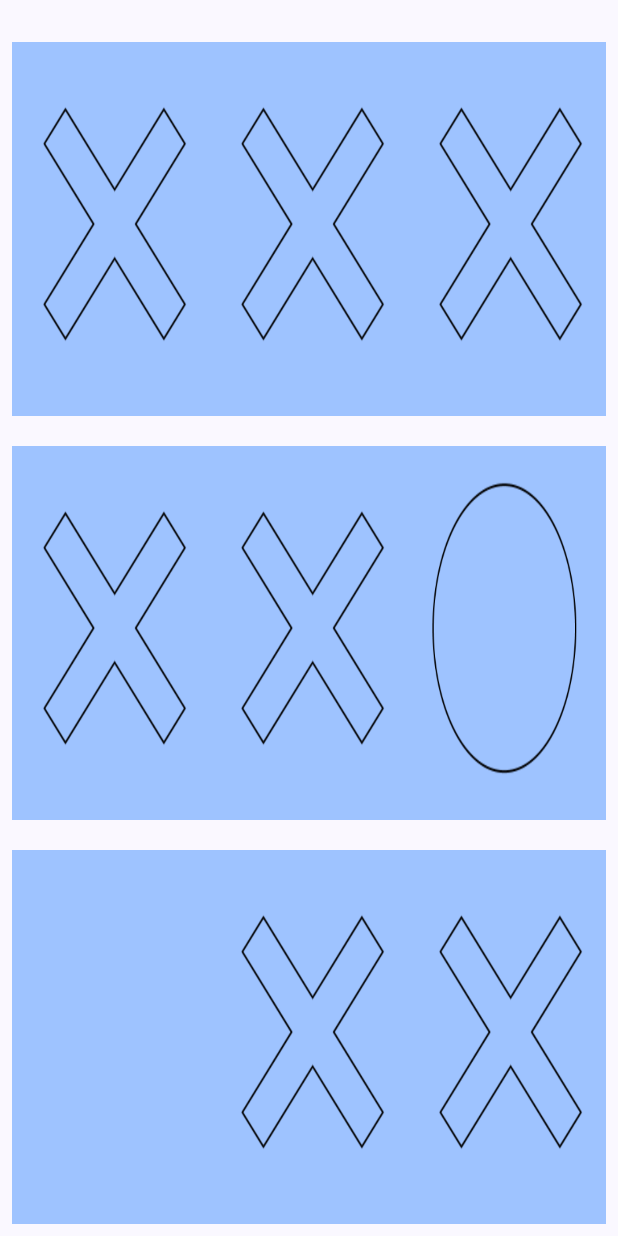
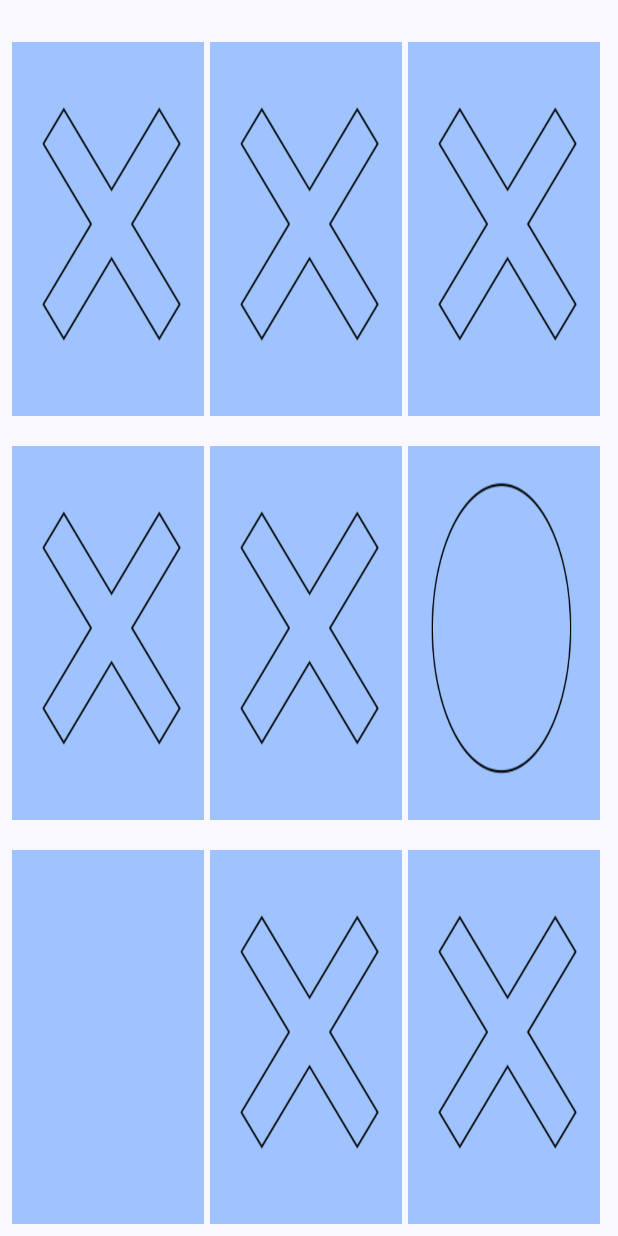
Before and after one commit to zaifrun/TicTacToeStart, an Android app built with Jetpack Compose: the screen it shows after launch (MainActivity), on a phone screen of 412 x 824 dp. Run offline under Robolectric (Android 15) with nearby library versions, the phone set to English and light mode, and no system bars.

Commit message:
added space

```diff
--- a/app/src/main/java/com/example/tictactoestart/MainActivity.kt
+++ b/app/src/main/java/com/example/tictactoestart/MainActivity.kt
@@ -86,7 +86,10 @@ fun TableLayout(modifier: Modifier = Modifier,state: GameState, clickFun : (Int)
                         painter = painterResource(id = drawableRes),
                         contentDescription = "Field $index",
                         contentScale = ContentScale.FillBounds,
-                        modifier = Modifier.fillMaxSize().weight(1.0f,true).clickable {
+                        modifier = Modifier.fillMaxSize()
+                            .weight(1.0f,true)
+                            .padding(end=4.dp)
+                            .clickable {
                             clickFun(index)
                         }
                     )
```
